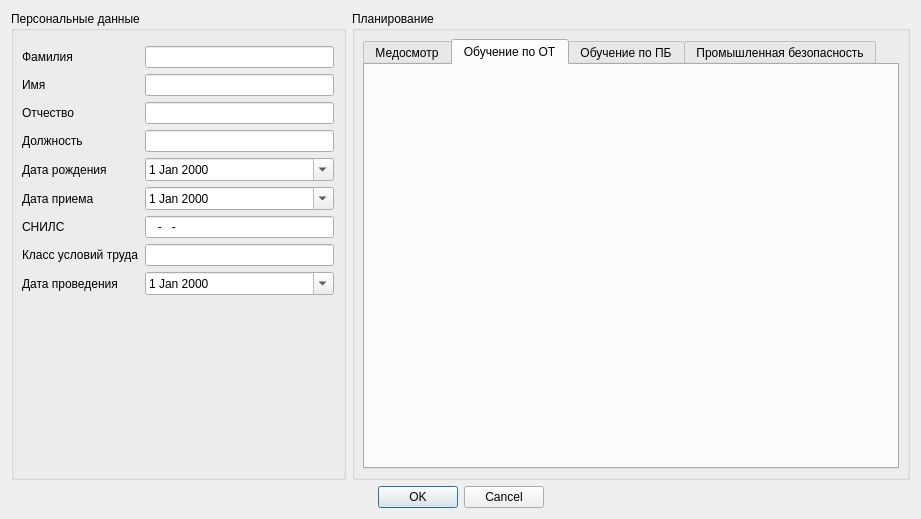
Above: dlgperson.ui from AlexeyScherbakov2021/Remind before the change. Below: the same form after it.
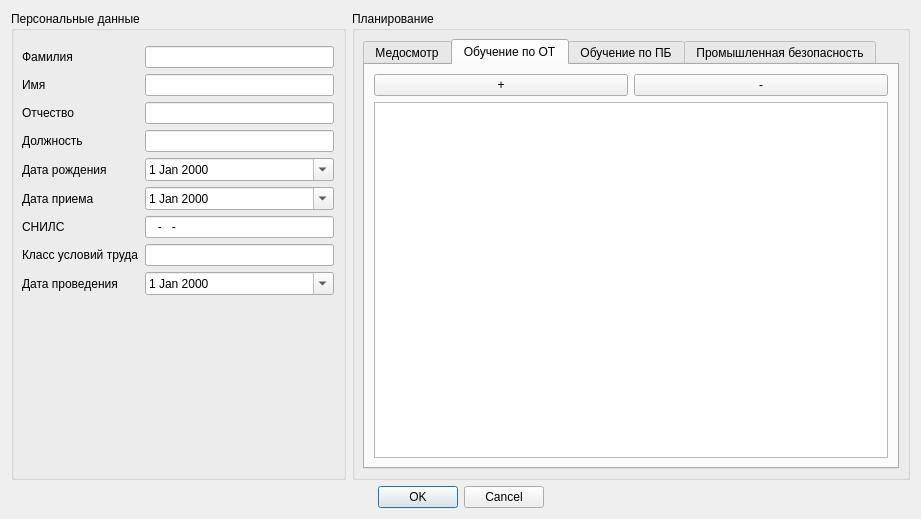
That is the form after the change. The open tabs and pages were chosen to show the change.

```diff
--- a/dlgperson.ui
+++ b/dlgperson.ui
@@ -399,6 +399,29 @@
            <attribute name="title">
             <string>Обучение по ОТ</string>
            </attribute>
+           <layout class="QVBoxLayout" name="verticalLayout_2">
+            <item>
+             <layout class="QHBoxLayout" name="horizontalLayout_4">
+              <item>
+               <widget class="QPushButton" name="pushButton_2">
+                <property name="text">
+                 <string>+</string>
+                </property>
+               </widget>
+              </item>
+              <item>
+               <widget class="QPushButton" name="pushButton">
+                <property name="text">
+                 <string>-</string>
+                </property>
+               </widget>
+              </item>
+             </layout>
+            </item>
+            <item>
+             <widget class="QTableWidget" name="tvOT"/>
+            </item>
+           </layout>
           </widget>
           <widget class="QWidget" name="tabPB">
            <attribute name="title">
```
Left out of the diff: 4 changed lines with no effect on the pictures.
